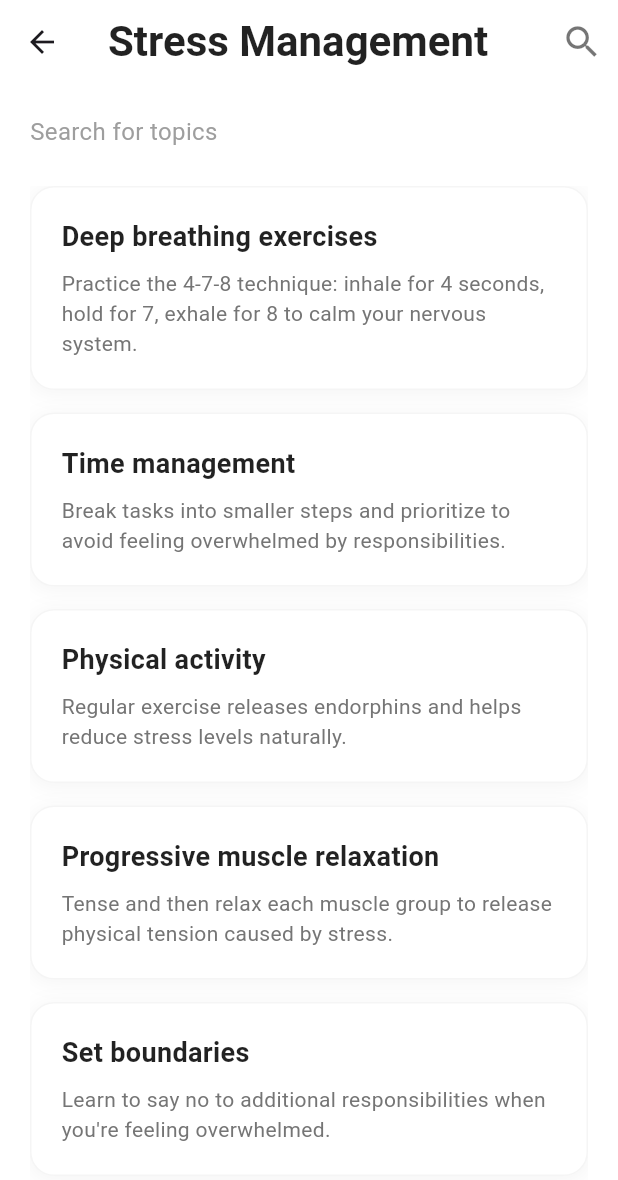
After one commit to tibyishaka/Mobile-health-tip-app, a Flutter app: the StressManagementScreen screen opened by its route, on a phone screen of 412 x 824 dp. The commit adds this screen. Shown: the top 1180 px of the screen. Run offline on Flutter 3.47's test engine with Material 3 defaults, Android fonts, the phone set to English and light mode, and no system bars.

Commit message:
semi-done fiteness- mental health- stress management screens

```diff
--- a/health_tip_app/lib/main.dart
+++ b/health_tip_app/lib/main.dart
@@ -1,4 +1,7 @@
 import 'package:flutter/material.dart';
+import 'package:health_tip_app/screens/fitness_screen.dart';
+import 'package:health_tip_app/screens/mental_health_screen.dart';
+import 'package:health_tip_app/screens/stress_management_screen.dart';
 import 'screens/login_screen.dart';
 import 'screens/signup_screen.dart';
 import 'screens/settings_screen.dart';
@@ -24,6 +27,9 @@ class MyApp extends StatelessWidget {
         '/login': (context) => const LoginScreen(),
         '/signup': (context) => const SignupScreen(),
         '/settings': (context) => const SettingsScreen(),
+        '/fitness': (context) => const FitnessScreen(),
+        '/mental_health' : (context) => const MentalHealthScreen(),
+        '/stress_man' : (context) => const StressManagementScreen(),
       },
     );
   }
@@ -31,15 +37,6 @@ class MyApp extends StatelessWidget {
 
 class MyHomePage extends StatefulWidget {
   const MyHomePage({super.key, required this.title});
-
-  // This widget is the home page of your application. It is stateful, meaning
-  // that it has a State object (defined below) that contains fields that affect
-  // how it looks.
-
-  // This class is the configuration for the state. It holds the values (in this
-  // case the title) provided by the parent (in this case the App widget) and
-  // used by the build method of the State. Fields in a Widget subclass are
-  // always marked "final".
 
   final String title;
 
@@ -52,23 +49,14 @@ class _MyHomePageState extends State<MyHomePage> {
 
   void _incrementCounter() {
     setState(() {
-      // This call to setState tells the Flutter framework that something has
-      // changed in this State, which causes it to rerun the build method below
-      // so that the display can reflect the updated values. If we changed
-      // _counter without calling setState(), then the build method would not be
-      // called again, and so nothing would appear to happen.
+
       _counter++;
     });
   }
 
   @override
   Widget build(BuildContext context) {
-    // This method is rerun every time setState is called, for instance as done
-    // by the _incrementCounter method above.
-    //
-    // The Flutter framework has been optimized to make rerunning build methods
-    // fast, so that you can just rebuild anything that needs updating rather
-    // than having to individually change instances of widgets.
+
     return Scaffold(
       appBar: AppBar(
         backgroundColor: Theme.of(context).colorScheme.inversePrimary,
@@ -90,6 +78,18 @@ class _MyHomePageState extends State<MyHomePage> {
               onPressed: () => Navigator.pushNamed(context, '/settings'),
               child: const Text('Go to Settings'),
             ),
+            ElevatedButton(
+              onPressed: () => Navigator.pushNamed(context, '/fitness'),
+              child: const Text('Go to fitness'),
+            ),
+            ElevatedButton(
+              onPressed: () => Navigator.pushNamed(context, '/mental_health'),
+              child: const Text('Go to mental health'),
+            ),
+            ElevatedButton(
+              onPressed: () => Navigator.pushNamed(context, '/stress_man'),
+              child: const Text('Go to Stress management'),
+            ),
           ],
         ),
       ),
--- /dev/null
+++ b/health_tip_app/lib/screens/stress_management_screen.dart
@@ -0,0 +1,168 @@
+import 'package:flutter/material.dart';
+
+class StressManagementScreen extends StatelessWidget {
+  const StressManagementScreen({super.key});
+
+  @override
+  Widget build(BuildContext context) {
+    return Scaffold(
+      backgroundColor: Colors.white,
+      appBar: AppBar(
+        backgroundColor: Colors.white,
+        elevation: 0,
+        title: const Text(
+          'Stress Management',
+          style: TextStyle(
+            color: Colors.black87,
+            fontSize: 28,
+            fontWeight: FontWeight.bold,
+          ),
+        ),
+        actions: [
+          IconButton(
+            icon: const Icon(Icons.search, color: Colors.black54, size: 28),
+            onPressed: () {},
+          ),
+        ],
+      ),
+      body: Padding(
+        padding: const EdgeInsets.all(20.0),
+        child: Column(
+          crossAxisAlignment: CrossAxisAlignment.start,
+          children: [
+            // Search hint text
+            const Padding(
+              padding: EdgeInsets.only(bottom: 25),
+              child: Text(
+                'Search for topics',
+                style: TextStyle(
+                  color: Colors.grey,
+                  fontSize: 16,
+                ),
+              ),
+            ),
+
+            // Stress Management Tips Cards
+            Expanded(
+              child: ListView(
+                children: const [
+                  // Card 1
+                  StressTipCard(
+                    title: 'Deep breathing exercises',
+                    description: 'Practice the 4-7-8 technique: inhale for 4 seconds, hold for 7, exhale for 8 to calm your nervous system.',
+                  ),
+                  SizedBox(height: 15),
+
+                  // Card 2
+                  StressTipCard(
+                    title: 'Time management',
+                    description: 'Break tasks into smaller steps and prioritize to avoid feeling overwhelmed by responsibilities.',
+                  ),
+                  SizedBox(height: 15),
+
+                  // Card 3
+                  StressTipCard(
+                    title: 'Physical activity',
+                    description: 'Regular exercise releases endorphins and helps reduce stress levels naturally.',
+                  ),
+                  SizedBox(height: 15),
+
+                  // Card 4
+                  StressTipCard(
+                    title: 'Progressive muscle relaxation',
+                    description: 'Tense and then relax each muscle group to release physical tension caused by stress.',
+                  ),
+                  SizedBox(height: 15),
+
+                  // Card 5
+                  StressTipCard(
+                    title: 'Set boundaries',
+                    description: 'Learn to say no to additional responsibilities when you\'re feeling overwhelmed.',
+                  ),
+                  SizedBox(height: 15),
+
+                  // Card 6
+                  StressTipCard(
+                    title: 'Mindful walking',
+                    description: 'Take a short walk and focus on your surroundings, the sensation of walking, and your breathing.',
+                  ),
+                  SizedBox(height: 15),
+
+                  // Card 7
+                  StressTipCard(
+                    title: 'Listen to music',
+                    description: 'Play calming music or nature sounds to reduce stress and improve your mood.',
+                  ),
+                  SizedBox(height: 15),
+
+                  // Card 8
+                  StressTipCard(
+                    title: 'Aromatherapy',
+                    description: 'Use essential oils like lavender or chamomile to create a calming environment.',
+                  ),
+                ],
+              ),
+            ),
+          ],
+        ),
+      ),
+    );
+  }
+}
+
+class StressTipCard extends StatelessWidget {
+  final String title;
+  final String description;
+
+  const StressTipCard({
+    super.key,
+    required this.title,
+    required this.description,
+  });
+
+  @override
+  Widget build(BuildContext context) {
+    return Container(
+      width: double.infinity,
+      padding: const EdgeInsets.all(20),
+      decoration: BoxDecoration(
+        color: Colors.white,
+        borderRadius: BorderRadius.circular(16),
+        boxShadow: [
+          BoxShadow(
+            color: Colors.grey.withOpacity(0.1),
+            spreadRadius: 1,
+            blurRadius: 10,
+            offset: const Offset(0, 2),
+          ),
+        ],
+        border: Border.all(
+          color: Colors.grey.withOpacity(0.1),
+          width: 1,
+        ),
+      ),
+      child: Column(
+        crossAxisAlignment: CrossAxisAlignment.start,
+        children: [
+          Text(
+            title,
+            style: const TextStyle(
+              fontSize: 18,
+              fontWeight: FontWeight.w600,
+              color: Colors.black87,
+            ),
+          ),
+          const SizedBox(height: 8),
+          Text(
+            description,
+            style: TextStyle(
+              fontSize: 14,
+              color: Colors.grey[600],
+              height: 1.4,
+            ),
+          ),
+        ],
+      ),
+    );
+  }
+}
```
Also changed, not shown: health_tip_app/lib/screens/fitness_screen.dart (added, +162 -0 lines), health_tip_app/lib/screens/mental_health_screen.dart (added, +161 -0 lines), health_tip_app/pubspec.yaml (+4 -3 lines), health_tip_app/assets/images/01.webp (added), health_tip_app/assets/images/cardio.webp (added), health_tip_app/assets/images/cons.webp (added), health_tip_app/assets/images/rest-sleep.webp (added), health_tip_app/assets/images/training.webp (added), health_tip_app/assets/images/warm_up.webp (added).
